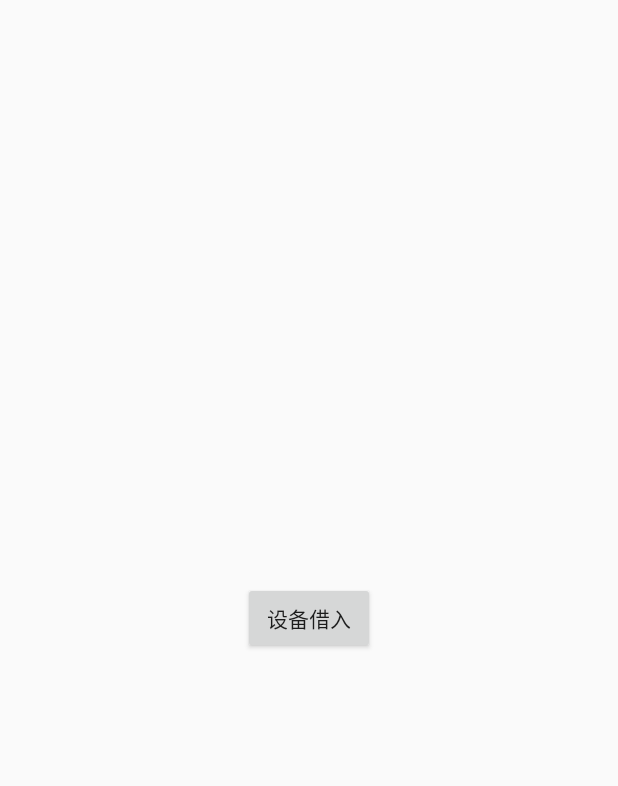
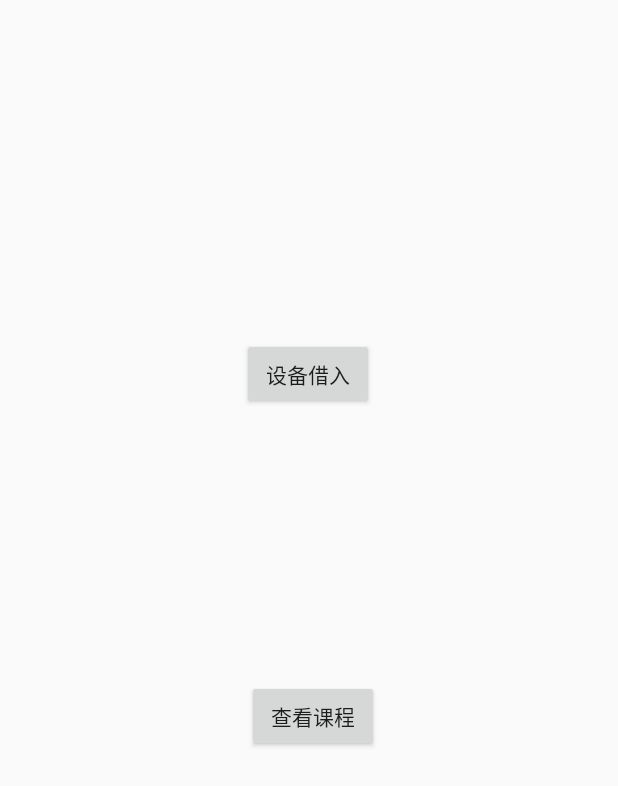
Before and after one commit to ChocoCLv/LIMS_CLIENT, an Android app: the layout activity_student_main.xml on its own in the app's theme, with its tools: preview values and no code run, on a phone screen of 412 x 824 dp. Shown: the top 786 px of the screen. Run offline under Robolectric (Android 15) with nearby library versions, the phone set to English and light mode, and no system bars; network calls fail.

Commit message:
学生查看项目信息  使用自定义的adapter将数据显示到listview中

```diff
--- a/app/src/main/AndroidManifest.xml
+++ b/app/src/main/AndroidManifest.xml
@@ -39,9 +39,10 @@
         <activity android:name=".Activities.Student.BorrowDeviceActivity" />
         <activity android:name=".Activities.LabAdmin.UpdateDeviceStatusActivity" />
         <activity android:name=".Activities.Teacher.MainActivity" />
-        <activity android:name=".Activities.Teacher.PublishExperimentActivity" />
+        <activity android:name=".Activities.Teacher.PublishProjectActivity" />
         <activity android:name=".Activities.PickTimeActivity" />
-        <activity android:name=".Activities.PickDateActivity"></activity>
+        <activity android:name=".Activities.PickDateActivity" />
+        <activity android:name=".Activities.Student.CheckProjectInfoActivity"></activity>
     </application>
 
 </manifest>
--- a/app/src/main/res/layout/activity_student_main.xml
+++ b/app/src/main/res/layout/activity_student_main.xml
@@ -4,7 +4,9 @@
     xmlns:tools="http://schemas.android.com/tools"
     android:layout_width="match_parent"
     android:layout_height="match_parent"
-    tools:context="com.choco.limsclient.Activities.Student.MainActivity">
+    tools:context="com.choco.limsclient.Activities.Student.MainActivity"
+    tools:layout_editor_absoluteY="81dp"
+    tools:layout_editor_absoluteX="0dp">
 
     <Button
         android:id="@+id/btn_borrowDevice"
@@ -12,13 +14,29 @@
         android:layout_height="wrap_content"
         android:layout_centerInParent="true"
         android:text="设备借入"
-        app:layout_constraintBottom_toBottomOf="parent"
-        android:layout_marginBottom="8dp"
+        app:layout_constraintTop_toTopOf="parent"
+        android:layout_marginTop="225dp"
+        android:layout_marginLeft="8dp"
+        app:layout_constraintLeft_toLeftOf="parent"
         android:layout_marginRight="8dp"
         app:layout_constraintRight_toRightOf="parent"
+        app:layout_constraintHorizontal_bias="0.498" />
+
+    <Button
+        android:id="@+id/btn_checkProjectInfo"
+        android:layout_width="wrap_content"
+        android:layout_height="wrap_content"
+        android:layout_marginBottom="8dp"
+        android:layout_marginEnd="1dp"
         android:layout_marginLeft="8dp"
+        android:layout_marginRight="8dp"
+        android:layout_marginTop="8dp"
+        android:text="查看课程"
+        app:layout_constraintBottom_toBottomOf="parent"
+        app:layout_constraintHorizontal_bias="0.498"
         app:layout_constraintLeft_toLeftOf="parent"
-        app:layout_constraintTop_toTopOf="parent"
-        android:layout_marginTop="8dp" />
+        app:layout_constraintRight_toRightOf="parent"
+        app:layout_constraintTop_toBottomOf="@+id/btn_borrowDevice"
+        app:layout_constraintVertical_bias="0.353" />
 
 </android.support.constraint.ConstraintLayout>
```
Also changed, not shown: app/src/main/java/com/choco/limsclient/Activities/Student/CheckProjectInfoActivity.java (added, +101 -0 lines), app/src/main/java/com/choco/limsclient/Util/StudentProjectInfoListAdapter.java (added, +60 -0 lines), app/src/main/res/layout/activity_student_check_project_info.xml (added, +27 -0 lines), app/src/main/res/layout/activity_teacher_publish_project.xml (renamed from app/src/main/res/layout/activity_teacher_publish_experiment.xml, +12 -12 lines), app/src/main/res/layout/item_student_experiment_info.xml (added, +35 -0 lines).
